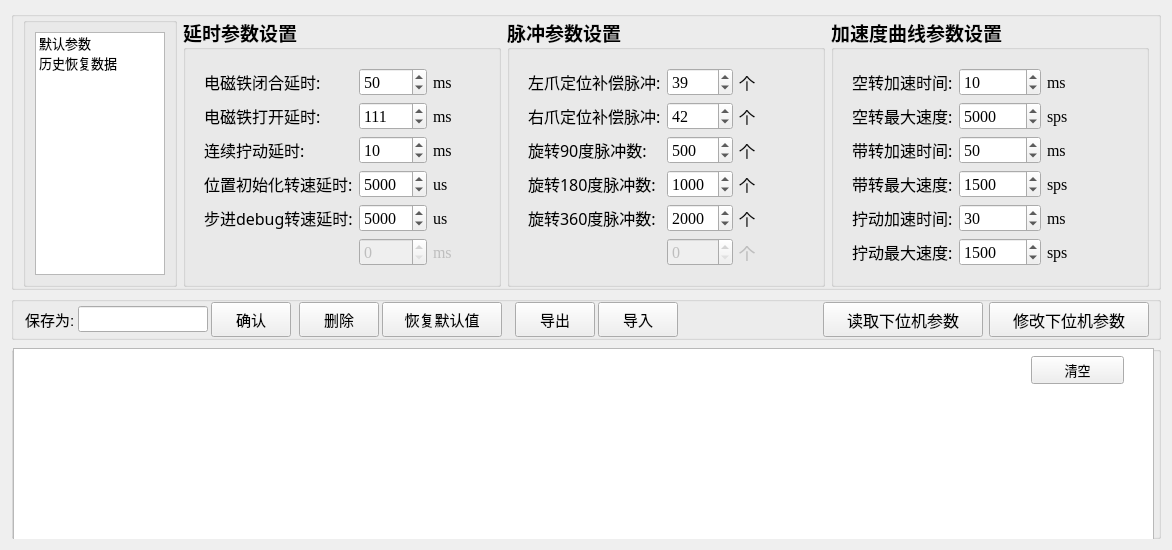
hovnySiLenCe/Cube_Explorer_SPFA_with_Qt, file Cube_Explorer_SPFA_with_Qt/qtWindows/DataSheetWidget.ui: the form before one commit.
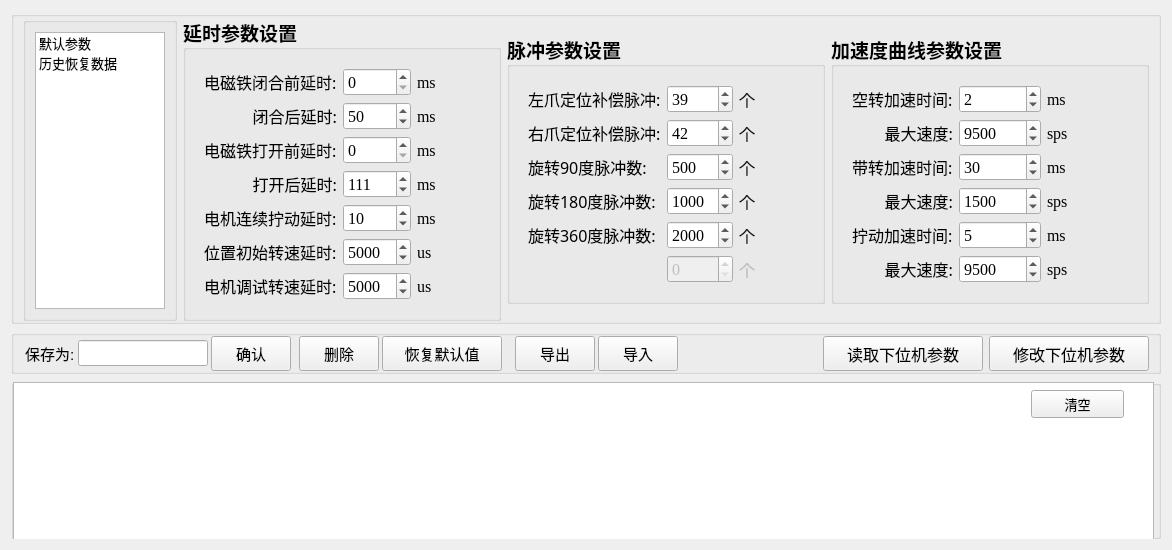
The form after the commit.

Diff of the .ui file:
```diff
--- a/Cube_Explorer_SPFA_with_Qt/qtWindows/DataSheetWidget.ui
+++ b/Cube_Explorer_SPFA_with_Qt/qtWindows/DataSheetWidget.ui
@@ -210,53 +210,36 @@
             </font>
            </property>
            <layout class="QGridLayout" name="gridLayout">
-            <item row="2" column="1">
-             <widget class="QSpinBox" name="spin_para02">
-              <property name="font">
-               <font>
-                <family>Times New Roman</family>
-               </font>
+            <item row="10" column="0">
+             <widget class="QLabel" name="label_key06">
+              <property name="text">
+               <string>电机调试转速延时:</string>
               </property>
-              <property name="maximum">
-               <number>99999</number>
-              </property>
-              <property name="value">
-               <number>10</number>
-              </property>
              </widget>
             </item>
-            <item row="0" column="0">
-             <widget class="QLabel" name="label_key00">
+            <item row="8" column="0">
+             <widget class="QLabel" name="label_key04">
               <property name="text">
-               <string>电磁铁闭合延时:</string>
+               <string>电机连续拧动延时:</string>
               </property>
              </widget>
             </item>
-            <item row="0" column="1">
-             <widget class="QSpinBox" name="spin_para00">
+            <item row="10" column="1">
+             <widget class="QSpinBox" name="spin_para06">
               <property name="font">
                <font>
                 <family>Times New Roman</family>
                </font>
               </property>
-              <property name="suffix">
-               <string/>
-              </property>
-              <property name="prefix">
-               <string/>
-              </property>
               <property name="maximum">
                <number>99999</number>
               </property>
               <property name="value">
-               <number>50</number>
+               <number>5000</number>
               </property>
-              <property name="displayIntegerBase">
-               <number>10</number>
-              </property>
              </widget>
             </item>
-            <item row="0" column="2">
+            <item row="3" column="2">
              <widget class="QLabel" name="label_2">
               <property name="font">
                <font>
@@ -268,126 +251,78 @@
               </property>
              </widget>
             </item>
-            <item row="1" column="1">
+            <item row="8" column="1">
+             <widget class="QSpinBox" name="spin_para04">
+              <property name="font">
+               <font>
+                <family>Times New Roman</family>
+               </font>
+              </property>
+              <property name="maximum">
+               <number>99999</number>
+              </property>
+              <property name="value">
+               <number>10</number>
+              </property>
+             </widget>
+            </item>
+            <item row="9" column="1">
+             <widget class="QSpinBox" name="spin_para05">
+              <property name="font">
+               <font>
+                <family>Times New Roman</family>
+               </font>
+              </property>
+              <property name="maximum">
+               <number>99999</number>
+              </property>
+              <property name="value">
+               <number>5000</number>
+              </property>
+             </widget>
+            </item>
+            <item row="3" column="1">
              <widget class="QSpinBox" name="spin_para01">
               <property name="font">
                <font>
                 <family>Times New Roman</family>
                </font>
               </property>
+              <property name="suffix">
+               <string/>
+              </property>
+              <property name="prefix">
+               <string/>
+              </property>
               <property name="maximum">
                <number>99999</number>
               </property>
               <property name="value">
-               <number>111</number>
+               <number>50</number>
+              </property>
+              <property name="displayIntegerBase">
+               <number>10</number>
               </property>
              </widget>
             </item>
-            <item row="1" column="0">
+            <item row="3" column="0">
              <widget class="QLabel" name="label_key01">
               <property name="text">
-               <string>电磁铁打开延时:</string>
+               <string>闭合后延时:</string>
               </property>
-             </widget>
-            </item>
-            <item row="3" column="0">
-             <widget class="QLabel" name="label_key03">
-              <property name="text">
-               <string>位置初始化转速延时:</string>
+              <property name="alignment">
+               <set>Qt::AlignRight|Qt::AlignTrailing|Qt::AlignVCenter</set>
               </property>
              </widget>
             </item>
-            <item row="1" column="2">
-             <widget class="QLabel" name="label_4">
-              <property name="font">
-               <font>
-                <family>Times New Roman</family>
-               </font>
-              </property>
+            <item row="9" column="0">
+             <widget class="QLabel" name="label_key05">
               <property name="text">
-               <string>ms</string>
+               <string>位置初始转速延时:</string>
               </property>
              </widget>
             </item>
-            <item row="3" column="1">
-             <widget class="QSpinBox" name="spin_para03">
-              <property name="font">
-               <font>
-                <family>Times New Roman</family>
-               </font>
-              </property>
-              <property name="maximum">
-               <number>99999</number>
-              </property>
-              <property name="value">
-               <number>5000</number>
-              </property>
-             </widget>
-            </item>
-            <item row="2" column="0">
-             <widget class="QLabel" name="label_key02">
-              <property name="text">
-               <string>连续拧动延时:</string>
-              </property>
-             </widget>
-            </item>
-            <item row="4" column="0">
-             <widget class="QLabel" name="label_key04">
-              <property name="text">
-               <string>步进debug转速延时:</string>
-              </property>
-             </widget>
-            </item>
-            <item row="5" column="0">
-             <widget class="QLabel" name="label_7">
-              <property name="enabled">
-               <bool>false</bool>
-              </property>
-              <property name="text">
-               <string/>
-              </property>
-             </widget>
-            </item>
-            <item row="4" column="1">
-             <widget class="QSpinBox" name="spin_para04">
-              <property name="font">
-               <font>
-                <family>Times New Roman</family>
-               </font>
-              </property>
-              <property name="maximum">
-               <number>99999</number>
-              </property>
-              <property name="value">
-               <number>5000</number>
-              </property>
-             </widget>
-            </item>
-            <item row="5" column="1">
-             <widget class="QSpinBox" name="spinBox_6">
-              <property name="enabled">
-               <bool>false</bool>
-              </property>
-              <property name="font">
-               <font>
-                <family>Times New Roman</family>
-               </font>
-              </property>
-             </widget>
-            </item>
-            <item row="2" column="2">
-             <widget class="QLabel" name="label_9">
-              <property name="font">
-               <font>
-                <family>Times New Roman</family>
-               </font>
-              </property>
-              <property name="text">
-               <string>ms</string>
-              </property>
-             </widget>
-            </item>
-            <item row="3" column="2">
+            <item row="9" column="2">
              <widget class="QLabel" name="label_10">
               <property name="font">
                <font>
@@ -399,7 +334,7 @@
               </property>
              </widget>
             </item>
-            <item row="4" column="2">
+            <item row="10" column="2">
              <widget class="QLabel" name="label_11">
               <property name="font">
                <font>
@@ -411,10 +346,22 @@
               </property>
              </widget>
             </item>
-            <item row="5" column="2">
+            <item row="8" column="2">
+             <widget class="QLabel" name="label_9">
+              <property name="font">
+               <font>
+                <family>Times New Roman</family>
+               </font>
+              </property>
+              <property name="text">
+               <string>ms</string>
+              </property>
+             </widget>
+            </item>
+            <item row="0" column="2">
              <widget class="QLabel" name="label_12">
               <property name="enabled">
-               <bool>false</bool>
+               <bool>true</bool>
               </property>
               <property name="font">
                <font>
@@ -426,6 +373,96 @@
               </property>
              </widget>
             </item>
+            <item row="0" column="0">
+             <widget class="QLabel" name="label_key00">
+              <property name="enabled">
+               <bool>true</bool>
+              </property>
+              <property name="text">
+               <string>电磁铁闭合前延时:</string>
+              </property>
+             </widget>
+            </item>
+            <item row="7" column="2">
+             <widget class="QLabel" name="label_4">
+              <property name="font">
+               <font>
+                <family>Times New Roman</family>
+               </font>
+              </property>
+              <property name="text">
+               <string>ms</string>
+              </property>
+             </widget>
+            </item>
+            <item row="7" column="1">
+             <widget class="QSpinBox" name="spin_para03">
+              <property name="font">
+               <font>
+                <family>Times New Roman</family>
+               </font>
+              </property>
+              <property name="maximum">
+               <number>99999</number>
+              </property>
+              <property name="value">
+               <number>111</number>
+              </property>
+             </widget>
+            </item>
+            <item row="7" column="0">
+             <widget class="QLabel" name="label_key03">
+              <property name="text">
+               <string>打开后延时:</string>
+              </property>
+              <property name="alignment">
+               <set>Qt::AlignRight|Qt::AlignTrailing|Qt::AlignVCenter</set>
+              </property>
+             </widget>
+            </item>
+            <item row="0" column="1">
+             <widget class="QSpinBox" name="spin_para00">
+              <property name="enabled">
+               <bool>true</bool>
+              </property>
+              <property name="font">
+               <font>
+                <family>Times New Roman</family>
+               </font>
+              </property>
+              <property name="suffix">
+               <string/>
+              </property>
+             </widget>
+            </item>
+            <item row="4" column="0">
+             <widget class="QLabel" name="label_key02">
+              <property name="text">
+               <string>电磁铁打开前延时:</string>
+              </property>
+             </widget>
+            </item>
+            <item row="4" column="1">
+             <widget class="QSpinBox" name="spin_para02">
+              <property name="font">
+               <font>
+                <family>Times New Roman</family>
+               </font>
+              </property>
+             </widget>
+            </item>
+            <item row="4" column="2">
+             <widget class="QLabel" name="label">
+              <property name="font">
+               <font>
+                <family>Times New Roman</family>
+               </font>
+              </property>
+              <property name="text">
+               <string>ms</string>
+              </property>
+             </widget>
+            </item>
            </layout>
           </widget>
          </item>
@@ -741,14 +778,17 @@
                <number>999</number>
               </property>
               <property name="value">
-               <number>10</number>
+               <number>2</number>
               </property>
              </widget>
             </item>
             <item row="1" column="0">
              <widget class="QLabel" name="label_key21">
               <property name="text">
-               <string>空转最大速度:</string>
+               <string>最大速度:</string>
+              </property>
+              <property name="alignment">
+               <set>Qt::AlignRight|Qt::AlignTrailing|Qt::AlignVCenter</set>
               </property>
              </widget>
             </item>
@@ -774,8 +814,14 @@
             </item>
             <item row="3" column="0">
              <widget class="QLabel" name="label_key23">
+              <property name="layoutDirection">
+               <enum>Qt::LeftToRight</enum>
+              </property>
               <property name="text">
-               <string>带转最大速度:</string>
+               <string>最大速度:</string>
+              </property>
+              <property name="alignment">
+               <set>Qt::AlignRight|Qt::AlignTrailing|Qt::AlignVCenter</set>
               </property>
              </widget>
             </item>
@@ -811,7 +857,7 @@
                <number>999</number>
               </property>
               <property name="value">
-               <number>30</number>
+               <number>5</number>
               </property>
              </widget>
             </item>
@@ -840,14 +886,17 @@
                <number>999</number>
               </property>
               <property name="value">
-               <number>50</number>
+               <number>30</number>
               </property>
              </widget>
             </item>
             <item row="5" column="0">
              <widget class="QLabel" name="label_key25">
               <property name="text">
-               <string>拧动最大速度:</string>
+               <string>最大速度:</string>
+              </property>
+              <property name="alignment">
+               <set>Qt::AlignRight|Qt::AlignTrailing|Qt::AlignVCenter</set>
               </property>
              </widget>
             </item>
@@ -889,7 +938,7 @@
                <number>9999</number>
               </property>
               <property name="value">
-               <number>5000</number>
+               <number>9500</number>
               </property>
              </widget>
             </item>
@@ -921,7 +970,7 @@
                <number>9999</number>
               </property>
               <property name="value">
-               <number>1500</number>
+               <number>9500</number>
               </property>
              </widget>
             </item>
```
